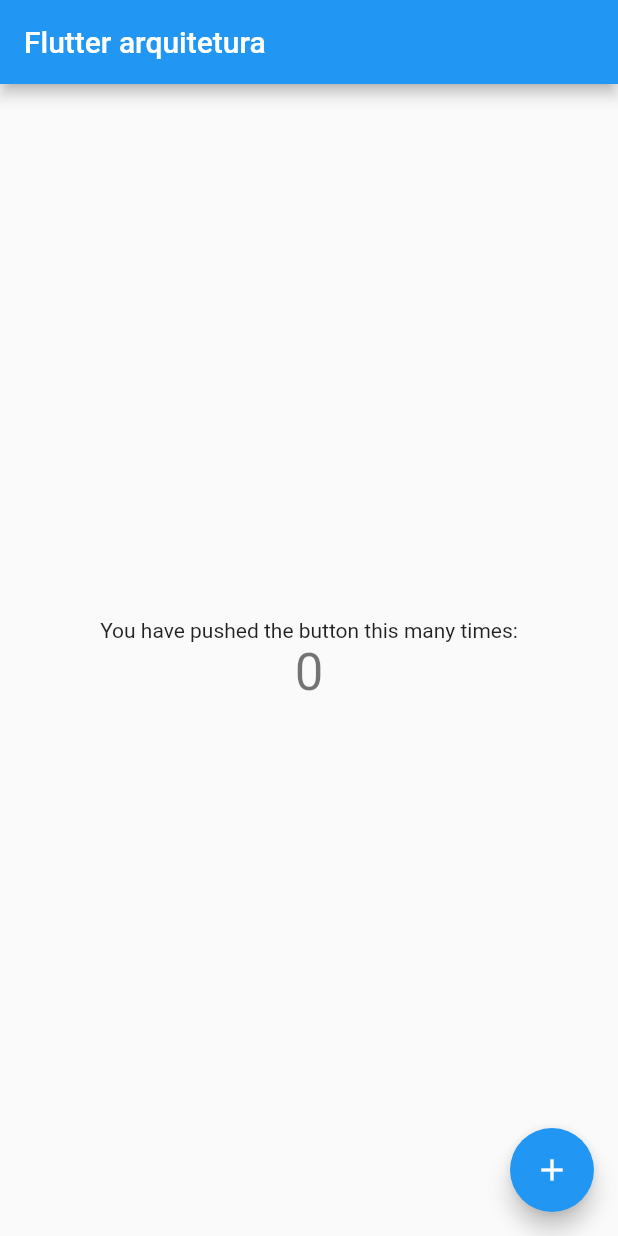
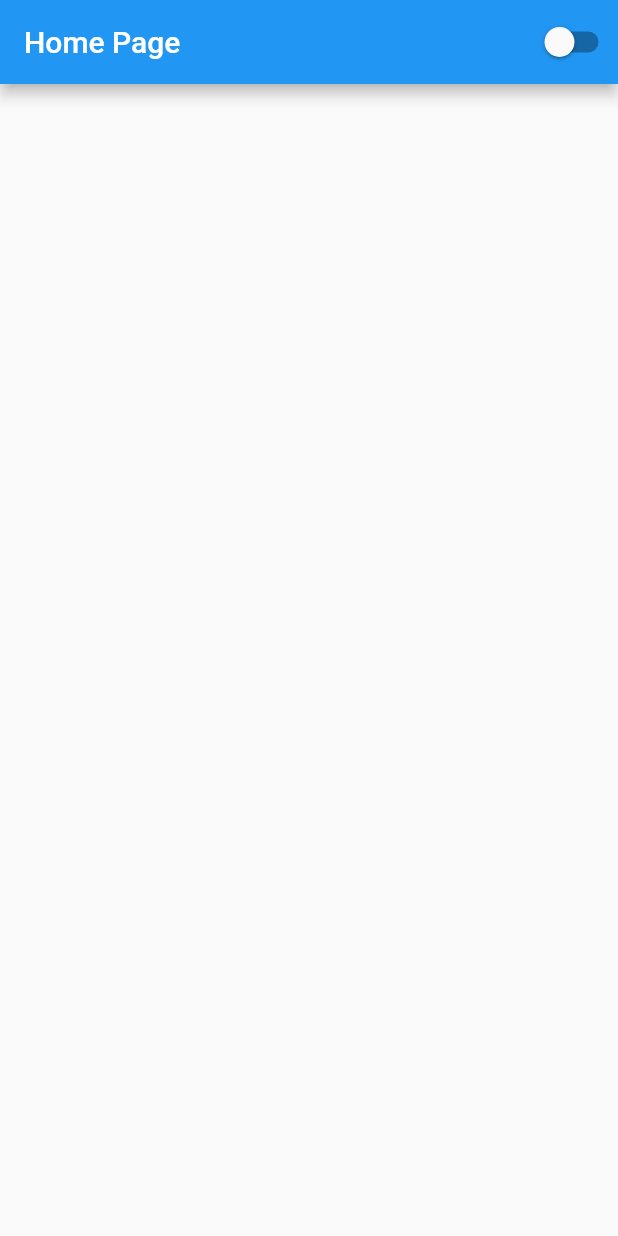
Before and after one commit to CadisRaziel/Arquitetura-Flutter, a Flutter app: the screen it shows after launch, on a phone screen of 412 x 824 dp. Run offline on Flutter 3.47's test engine with Material 2 defaults, Android fonts, the phone set to English and light mode, and no system bars.

Commit message:
#01 views e controllers

```diff
--- a/lib/Page/home/home_page.dart
+++ /dev/null
@@ -1,48 +0,0 @@
-import 'package:flutter/material.dart';
-
-class MyHomePage extends StatefulWidget {
-  MyHomePage({Key? key, required this.title}) : super(key: key);
-
-  final String title;
-
-  @override
-  _MyHomePageState createState() => _MyHomePageState();
-}
-
-class _MyHomePageState extends State<MyHomePage> {
-  int _counter = 0;
-
-  void _incrementCounter() {
-    setState(() {
-      _counter++;
-    });
-  }
-
-  @override
-  Widget build(BuildContext context) {
-    return Scaffold(
-      appBar: AppBar(
-        title: Text(widget.title),
-      ),
-      body: Center(
-        child: Column(
-          mainAxisAlignment: MainAxisAlignment.center,
-          children: <Widget>[
-            Text(
-              'You have pushed the button this many times:',
-            ),
-            Text(
-              '$_counter',
-              style: Theme.of(context).textTheme.headline4,
-            ),
-          ],
-        ),
-      ),
-      floatingActionButton: FloatingActionButton(
-        onPressed: _incrementCounter,
-        tooltip: 'Increment',
-        child: Icon(Icons.add),
-      ),
-    );
-  }
-}
--- /dev/null
+++ b/lib/app/Pages/home/home_page.dart
@@ -0,0 +1,26 @@
+
+import 'package:arquitetura/app/components/components_switch_widget.dart';
+import 'package:flutter/material.dart';
+
+class MyHomePage extends StatefulWidget {
+  MyHomePage({Key? key}) : super(key: key);
+
+
+  @override
+  _MyHomePageState createState() => _MyHomePageState();
+}
+
+class _MyHomePageState extends State<MyHomePage> {
+
+  @override
+  Widget build(BuildContext context) {
+    return Scaffold(
+      appBar: AppBar(
+        title: Text('Home Page'),
+        actions: [
+          CustomSwitchWidget()
+        ],
+      ),
+    );
+  }
+}
--- /dev/null
+++ b/lib/app/Pages/login/login_page.dart
@@ -0,0 +1,19 @@
+import 'package:flutter/material.dart';
+
+class LoginPage extends StatefulWidget {
+  const LoginPage({ Key? key }) : super(key: key);
+
+  @override
+  _LoginPageState createState() => _LoginPageState();
+}
+
+class _LoginPageState extends State<LoginPage> {
+  @override
+  Widget build(BuildContext context) {
+    return Scaffold(
+      appBar: AppBar(
+        title: Text('Login Page'),
+      ),
+    );
+  }
+}
--- /dev/null
+++ b/lib/app/app_widget.dart
@@ -0,0 +1,29 @@
+import 'package:arquitetura/app/Pages/home/home_page.dart';
+import 'package:arquitetura/app/controllers/app_controller.dart';
+import 'package:flutter/material.dart';
+
+
+  //* Olhe que interessante como atribuimos um Tema dark e light usando ValueNotifier
+
+class MyApp extends StatelessWidget {
+  @override
+  Widget build(BuildContext context) {
+    return ValueListenableBuilder<bool>(
+      valueListenable: AppController.instance.themeSwitch,
+      builder: (context, isDart, child) {
+        return MaterialApp(
+          title: 'Arquitetura de software',
+          theme: ThemeData(
+              visualDensity: VisualDensity.adaptivePlatformDensity,
+              primarySwatch: Colors.blue,
+              brightness: isDart ? Brightness.dark : Brightness.light
+              ),
+              //*ThemeMode eu que implementei separadamente para um teste
+              themeMode: ThemeMode.system,
+          home: MyHomePage(),
+          debugShowCheckedModeBanner: false,
+        );
+      },
+    );
+  }
+}
--- /dev/null
+++ b/lib/app/components/components_switch_widget.dart
@@ -0,0 +1,17 @@
+import 'package:arquitetura/app/controllers/app_controller.dart';
+import 'package:flutter/material.dart';
+
+class CustomSwitchWidget extends StatelessWidget {
+  const CustomSwitchWidget({ Key? key }) : super(key: key);
+
+  //* Quando criamos(componetizamos) widgets geralmente fazemos eles em stateless
+  @override
+  Widget build(BuildContext context) {
+    return  Switch(
+      value: AppController.instance.themeSwitch.value,
+      onChanged: (value){
+        AppController.instance.changeTheme(value);
+      },
+    );
+  }
+}
--- /dev/null
+++ b/lib/app/controllers/app_controller.dart
@@ -0,0 +1,23 @@
+import 'package:flutter/foundation.dart';
+
+class AppController {
+  //*Colocando static, final, e construtor privado _(), o singleton fica totalmente protegido de ser instanciado como classe e de ser reatribuido algo a ele
+
+  //*Fazendo um static ele fica disponivel para o app todo
+  //? static -> singleton tem uma instancia só
+  static final AppController instance = AppController._();
+
+  //*Final -> para evitar que ao colocar ele em outra classe e fizemos isso 'AppController.instance = ', não seja permitido atribuir algo a ele com o =
+  //? ou seja ele vai proibir de fazer isso por exemplo AppController.instance = true;
+
+  //*Criando um construtor privado para ser acessado somente nessa classe !!
+  //?Com isso ele não vai ser acessado fora daqui sendo instanciado
+  AppController._();
+
+  //*false -> valor de inicialização
+  final themeSwitch = ValueNotifier<bool>(false);
+
+  changeTheme(bool value){
+    themeSwitch.value = value;
+  }
+}
--- a/lib/core/app_widget.dart
+++ /dev/null
@@ -1,15 +0,0 @@
-import 'package:arquitetura/Page/home/home_page.dart';
-import 'package:flutter/material.dart';
-
-class MyApp extends StatelessWidget {
-  @override
-  Widget build(BuildContext context) {
-    return MaterialApp(
-      title: 'Arquitetura de software',
-      theme: ThemeData(
-        primarySwatch: Colors.blue,
-      ),
-      home: MyHomePage(title: 'Flutter arquitetura'),
-    );
-  }
-}
--- a/lib/main.dart
+++ b/lib/main.dart
@@ -1,4 +1,4 @@
-import 'package:arquitetura/core/app_widget.dart';
+import 'package:arquitetura/app/app_widget.dart';
 import 'package:flutter/material.dart';
 
 void main() {
```
Also changed, not shown: 1 other file.
